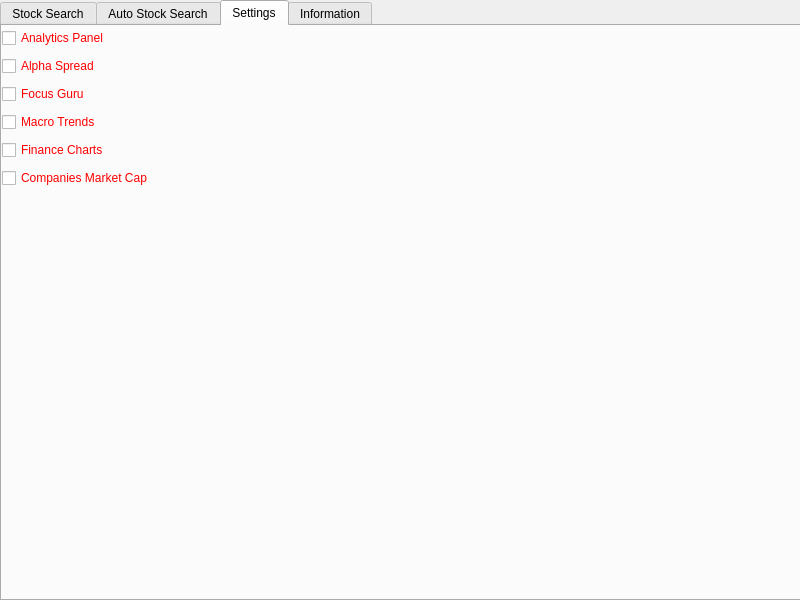
First picture: the form in stockapp.ui, repository Alexandur11/investing-, before the edit.
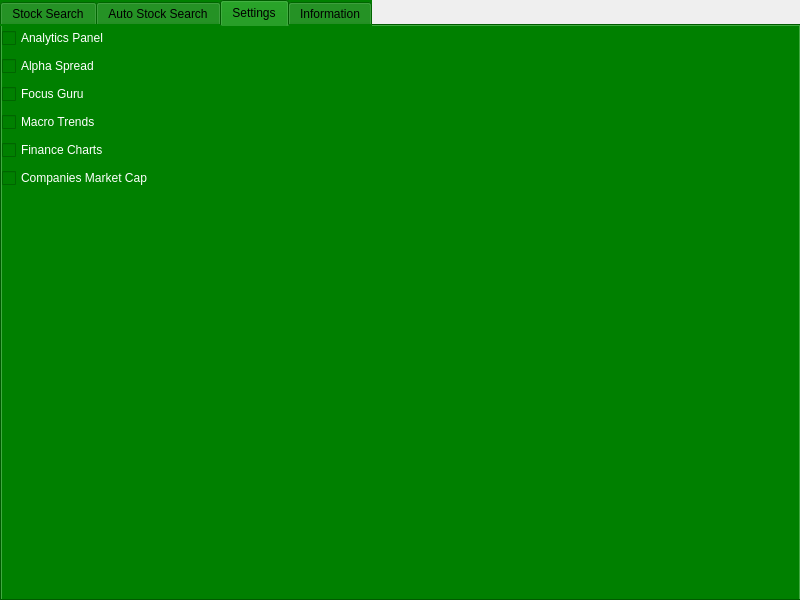
Second picture: the form after the edit. The open tabs and pages were chosen to show the change.

```diff
--- a/stockapp.ui
+++ b/stockapp.ui
@@ -22,6 +22,10 @@
      <height>601</height>
     </rect>
    </property>
+   <property name="styleSheet">
+    <string notr="true">background-color: green;  /* Replace #3498db with any color code */
+</string>
+   </property>
    <property name="currentIndex">
     <number>1</number>
    </property>
@@ -118,7 +122,7 @@
       <item>
        <widget class="QCheckBox" name="analytics_check_box">
         <property name="styleSheet">
-         <string notr="true">color: red; </string>
+         <string notr="true">color: white; </string>
         </property>
         <property name="text">
          <string>Analytics Panel</string>
@@ -128,7 +132,7 @@
       <item>
        <widget class="QCheckBox" name="alpha_spread_check_box">
         <property name="styleSheet">
-         <string notr="true">color: red; </string>
+         <string notr="true">color: white; </string>
         </property>
         <property name="text">
          <string>Alpha Spread</string>
@@ -138,7 +142,7 @@
       <item>
        <widget class="QCheckBox" name="focus_guru_check_box">
         <property name="styleSheet">
-         <string notr="true">color: red; </string>
+         <string notr="true">color: white; </string>
         </property>
         <property name="text">
          <string>Focus Guru</string>
@@ -148,7 +152,7 @@
       <item>
        <widget class="QCheckBox" name="macro_trends_check_box">
         <property name="styleSheet">
-         <string notr="true">color: red; </string>
+         <string notr="true">color: white; </string>
         </property>
         <property name="text">
          <string>Macro Trends</string>
@@ -158,7 +162,7 @@
       <item>
        <widget class="QCheckBox" name="finance_charts_check_box">
         <property name="styleSheet">
-         <string notr="true">color: red; </string>
+         <string notr="true">color: white; </string>
         </property>
         <property name="text">
          <string>Finance Charts</string>
@@ -168,7 +172,7 @@
       <item>
        <widget class="QCheckBox" name="companies_market_cap_check_box">
         <property name="styleSheet">
-         <string notr="true">color: red; </string>
+         <string notr="true">color: white; </string>
         </property>
         <property name="text">
          <string>Companies Market Cap</string>
```
Left out of the diff: 27 changed lines with no effect on the pictures.
